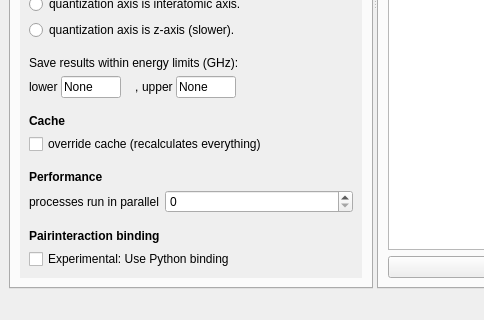
Above: pairinteraction_gui/plotter.ui from pairinteraction/pairinteraction before the change; both pictures show x 0 to 484 and y 320 to 640 of the 960 by 640 pixel window. Below: the same form after it.
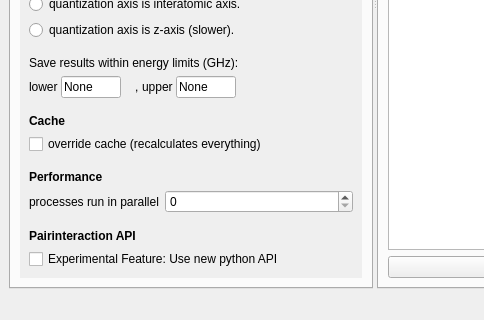
That is the form after the change. Custom widgets are drawn as their Qt base class.

The edit to the form file:
```diff
--- a/pairinteraction_gui/plotter.ui
+++ b/pairinteraction_gui/plotter.ui
@@ -3906,7 +3906,7 @@
              <rect>
               <x>0</x>
               <y>-124</y>
-              <width>314</width>
+              <width>333</width>
               <height>639</height>
              </rect>
             </property>
@@ -4393,7 +4393,7 @@
                 </font>
                </property>
                <property name="text">
-                <string>Pairinteraction binding</string>
+                <string>Pairinteraction API</string>
                </property>
               </widget>
              </item>
@@ -4403,7 +4403,7 @@
                 <bool>true</bool>
                </property>
                <property name="text">
-                <string>Experimental: Use Python binding</string>
+                <string>Experimental Feature: Use new python API</string>
                </property>
               </widget>
              </item>
```
Left out of the diff: 2 changed lines with no effect on the pictures.
